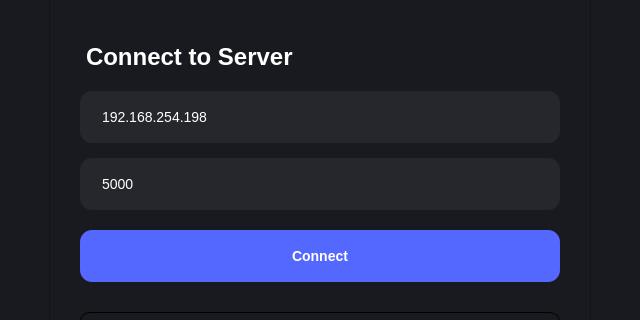
Qt form client.ui (thebadsektor/intelligent_management_system) before a commit; both pictures show x 99 to 739 and y 110 to 430 of the 838 by 650 pixel window.
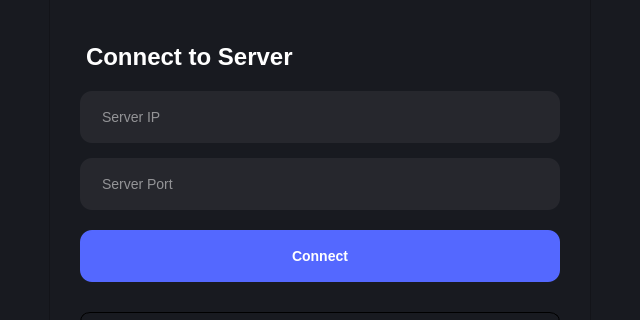
The same form after that commit. Icons and pictures are not drawn.

```diff
--- a/client.ui
+++ b/client.ui
@@ -375,7 +375,7 @@
               <string notr="true">margin-bottom: 15px;</string>
              </property>
              <property name="text">
-              <string>192.168.254.198</string>
+              <string/>
              </property>
              <property name="placeholderText">
               <string>Server IP</string>
@@ -388,7 +388,7 @@
               <string notr="true">margin-bottom: 20px;</string>
              </property>
              <property name="text">
-              <string>5000</string>
+              <string/>
              </property>
              <property name="placeholderText">
               <string>Server Port</string>
```
